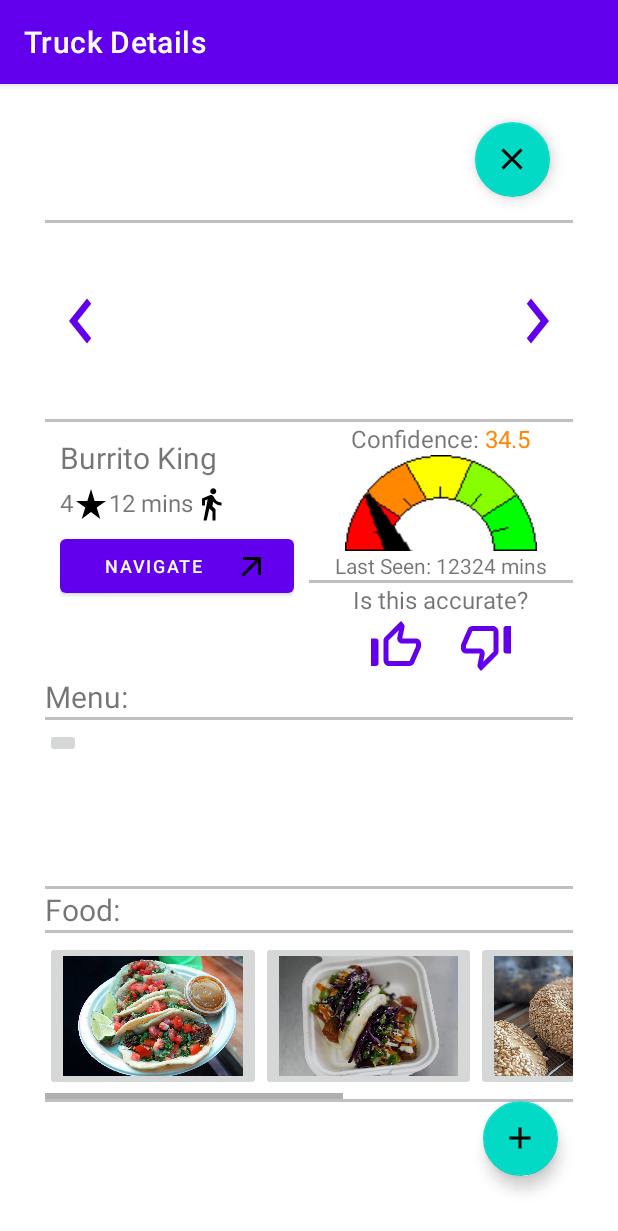
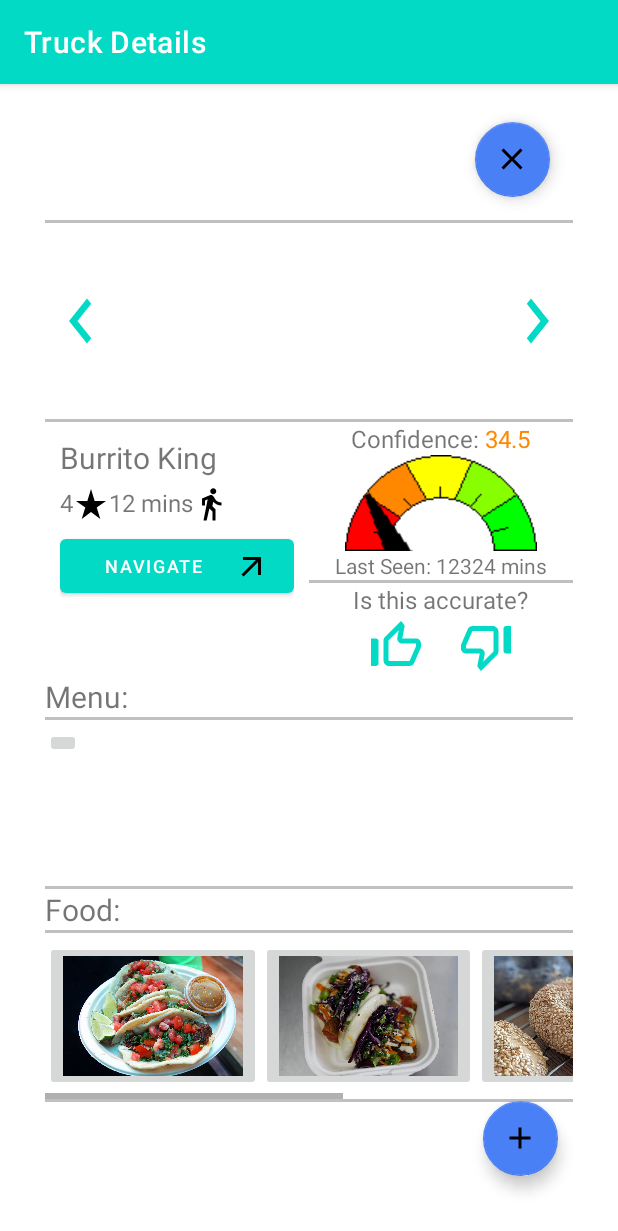
Before and after one commit to utkarshagarwal01/WheresMyTruck, an Android app: the TruckDetailsActivity screen opened directly, with no data from a screen before it, on a phone screen of 412 x 824 dp. Shown: the top 1231 px of the screen. Run offline under Robolectric (Android 15) with nearby library versions, the phone set to English and light mode, and no system bars.

Commit message:
color adjustment 1

```diff
--- a/app/src/main/res/values/colors.xml
+++ b/app/src/main/res/values/colors.xml
@@ -7,4 +7,5 @@
     <color name="teal_700">#FF018786</color>
     <color name="black">#FF000000</color>
     <color name="white">#FFFFFFFF</color>
+    <color name="maps_blue">#FF4A80f5</color>
 </resources>
--- a/app/src/main/res/values/themes.xml
+++ b/app/src/main/res/values/themes.xml
@@ -2,11 +2,11 @@
     <!-- Base application theme. -->
     <style name="Theme.WheresMyTruck" parent="Theme.MaterialComponents.DayNight.DarkActionBar">
         <!-- Primary brand color. -->
-        <item name="colorPrimary">@color/purple_500</item>
+        <item name="colorPrimary">@color/teal_200</item>
         <item name="colorPrimaryVariant">@color/purple_700</item>
         <item name="colorOnPrimary">@color/white</item>
         <!-- Secondary brand color. -->
-        <item name="colorSecondary">@color/teal_200</item>
+        <item name="colorSecondary">@color/maps_blue</item>
         <item name="colorSecondaryVariant">@color/teal_700</item>
         <item name="colorOnSecondary">@color/black</item>
         <!-- Status bar color. -->
```
